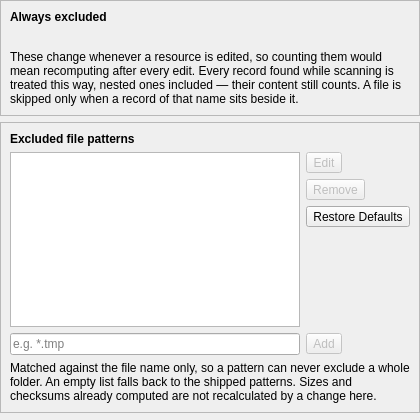
The window that packages/rehuco-agent/src/rehuco_agent/settings/ui/excluded_files_page.ui (borco/rehuco) describes before a commit, drawn with Qt 5.
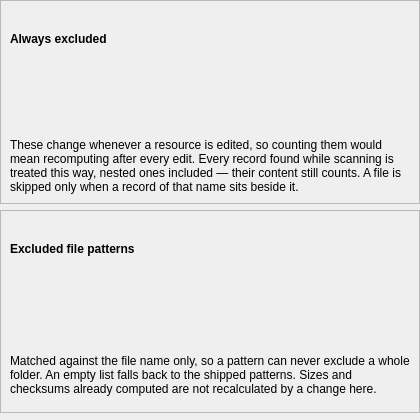
The same window after the commit. Custom widgets are drawn as their Qt base class.

Commit message: refs #231: feat: StringListEditor in borco-pyside, shared by both plugin pages

Patch:
```diff
--- a/packages/rehuco-agent/src/rehuco_agent/settings/ui/excluded_files_page.ui
+++ b/packages/rehuco-agent/src/rehuco_agent/settings/ui/excluded_files_page.ui
@@ -75,8 +75,8 @@
      <property name="frameShadow">
       <enum>QFrame::Shadow::Raised</enum>
      </property>
-     <layout class="QGridLayout" name="patterns_frame_layout">
-      <item row="0" column="0" colspan="2">
+     <layout class="QVBoxLayout" name="patterns_frame_layout">
+      <item>
        <widget class="QLabel" name="patterns_frame_label">
         <property name="font">
          <font>
@@ -88,83 +88,14 @@
         </property>
        </widget>
       </item>
-      <item row="1" column="0" rowspan="4">
-       <widget class="ContentSizedListWidget" name="patterns_list">
+      <item>
+       <widget class="StringListEditor" name="patterns_editor">
         <property name="toolTip">
          <string>Files whose name matches one of these are left out of size scans and checksums. Double-click an entry to edit it.</string>
         </property>
-        <property name="alternatingRowColors">
-         <bool>true</bool>
-        </property>
        </widget>
       </item>
-      <item row="1" column="1">
-       <widget class="QToolButton" name="edit_button">
-        <property name="enabled">
-         <bool>false</bool>
-        </property>
-        <property name="text">
-         <string>Edit</string>
-        </property>
-        <property name="toolTip">
-         <string>Rename the selected pattern.</string>
-        </property>
-       </widget>
-      </item>
-      <item row="2" column="1">
-       <widget class="QToolButton" name="remove_button">
-        <property name="enabled">
-         <bool>false</bool>
-        </property>
-        <property name="text">
-         <string>Remove</string>
-        </property>
-        <property name="toolTip">
-         <string>Drop the selected pattern from the list.</string>
-        </property>
-       </widget>
-      </item>
-      <item row="3" column="1">
-       <widget class="QToolButton" name="restore_defaults_button">
-        <property name="text">
-         <string>Restore Defaults</string>
-        </property>
-        <property name="toolTip">
-         <string>Replace the list with the patterns the app ships with.</string>
-        </property>
-       </widget>
-      </item>
-      <item row="4" column="1">
-       <spacer name="buttons_spacer">
-        <property name="orientation">
-         <enum>Qt::Orientation::Vertical</enum>
-        </property>
-       </spacer>
-      </item>
-      <item row="5" column="0">
-       <widget class="QLineEdit" name="new_pattern_edit">
-        <property name="placeholderText">
-         <string>e.g. *.tmp</string>
-        </property>
-        <property name="toolTip">
-         <string>Type a pattern and press Enter, or click Add. * and ? match any characters; case is ignored.</string>
-        </property>
-       </widget>
-      </item>
-      <item row="5" column="1">
-       <widget class="QToolButton" name="add_button">
-        <property name="enabled">
-         <bool>false</bool>
-        </property>
-        <property name="text">
-         <string>Add</string>
-        </property>
-        <property name="toolTip">
-         <string>Add the typed pattern to the list.</string>
-        </property>
-       </widget>
-      </item>
-      <item row="6" column="0" colspan="2">
+      <item>
        <widget class="WrappingLabel" name="patterns_note_label">
         <property name="text">
          <string>Matched against the file name only, so a pattern can never exclude a whole folder. An empty list falls back to the shipped patterns. Sizes and checksums already computed are not recalculated by a change here.</string>
@@ -188,8 +119,8 @@
  </widget>
  <customwidgets>
   <customwidget>
-   <class>ContentSizedListWidget</class>
-   <extends>QListWidget</extends>
+   <class>StringListEditor</class>
+   <extends>QWidget</extends>
    <header>borco_pyside.widgets</header>
   </customwidget>
   <customwidget>
```
The commit also changes 30 other files.
